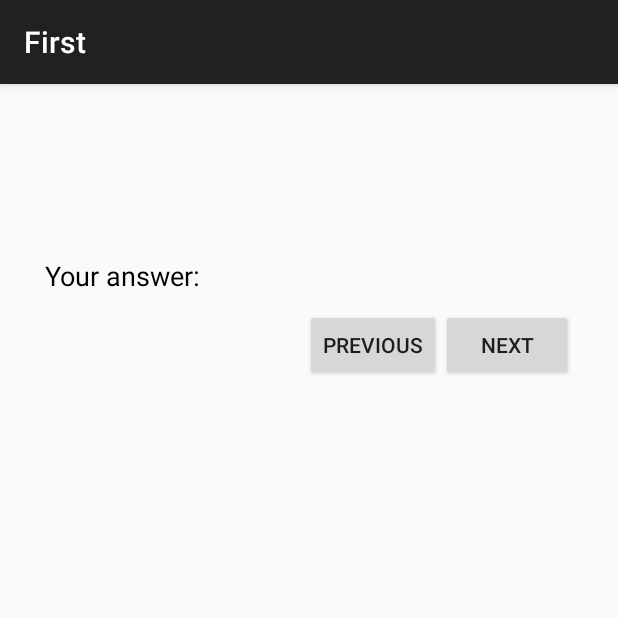
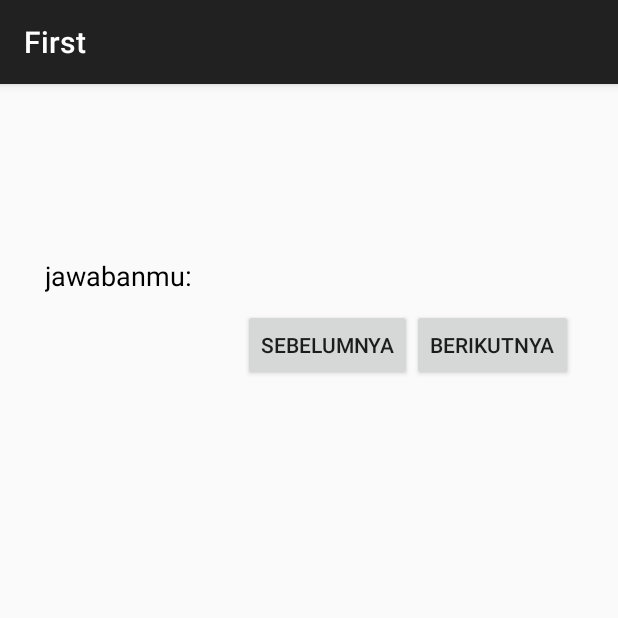
Before and after one commit to LacieNat/ForeignWorkerSurvey, an Android app: the fragment RandomThreeActivityFragment shown on its own in the app's theme, on a phone screen of 412 x 824 dp, the top half of it. Run offline under Robolectric (Android 15) with nearby library versions, the phone set to English and light mode, and no system bars.

Commit message:
- Save Signature Image - More Bahasa

```diff
--- a/app/src/main/java/com/elasticbeanstalk/laciecool/first/RandomThreeActivity.java
+++ b/app/src/main/java/com/elasticbeanstalk/laciecool/first/RandomThreeActivity.java
@@ -54,12 +54,14 @@ public class RandomThreeActivity extends FragmentActivity {
     public List<Fragment> getFragments() {
         List<Fragment> fList = new ArrayList<Fragment>();
         int pageIndex = 0;
+        boolean isEnglish = getSharedPreferences("sessionData", Context.MODE_PRIVATE).getInt("lang", 0) == 0;
+
         //SurveySQL.forceDatabaseReload(this);
         db = new SurveySQL(this);
 
         for(String key: userAns.keySet()) {
             Cursor cQns = db.getSurveyQnsFromQnsId(Integer.parseInt(key));
-            String qns = cQns.getString(cQns.getColumnIndexOrThrow("qns"));
+            String qns = isEnglish?cQns.getString(cQns.getColumnIndexOrThrow("qns")):cQns.getString(cQns.getColumnIndexOrThrow("qnsBahasa"));
             int qnsId = cQns.getInt(cQns.getColumnIndexOrThrow("id"));
 
             for (int i = 0; i < 3; i++) {
--- a/app/src/main/java/com/elasticbeanstalk/laciecool/first/RandomTwoActivity.java
+++ b/app/src/main/java/com/elasticbeanstalk/laciecool/first/RandomTwoActivity.java
@@ -1,5 +1,6 @@
 package com.elasticbeanstalk.laciecool.first;
 
+import android.content.Context;
 import android.content.Intent;
 import android.database.Cursor;
 import android.support.v4.app.Fragment;
@@ -54,13 +55,14 @@ public class RandomTwoActivity extends FragmentActivity {
 
     public List<Fragment> getFragments() {
         List<Fragment> fList = new ArrayList<Fragment>();
-        SurveySQL.forceDatabaseReload(this);
+        //SurveySQL.forceDatabaseReload(this);
+        boolean isEnglish = getSharedPreferences("sessionData", Context.MODE_PRIVATE).getInt("lang", 0) == 0;
 
         db = new SurveySQL(this);
         Cursor cQns = db.getSurveyQnsInOrder(7);
 
         for(int i=0; i<5; i++) {
-            String qns = cQns.getString(cQns.getColumnIndexOrThrow("qns"));
+            String qns = isEnglish?cQns.getString(cQns.getColumnIndexOrThrow("qns")):cQns.getString(cQns.getColumnIndexOrThrow("qnsBahasa"));
             int qnsId = cQns.getInt(cQns.getColumnIndexOrThrow("id"));
             fList.add(RandomTwoActivityFragment.newInstance(qns, userAns.get(Integer.toString(qnsId)), correctAns.get(Integer.toString(qnsId)), i));
             cQns.moveToNext();
--- a/app/src/main/res/layout/fragment_intro_bahasa.xml
+++ b/app/src/main/res/layout/fragment_intro_bahasa.xml
@@ -50,7 +50,7 @@
         <Button
             android:layout_width="wrap_content"
             android:layout_height="wrap_content"
-            android:text="Previous"
+            android:text="@string/previousBahasa"
             android:id="@+id/introPrevQnsBtn"
             android:onClick="introPrevQns"
             android:layout_gravity="right" />
@@ -58,7 +58,7 @@
         <Button
             android:layout_width="wrap_content"
             android:layout_height="wrap_content"
-            android:text="Next"
+            android:text="@string/nextBahasa"
             android:id="@+id/introNextQnsBtn"
             android:onClick="introNextQns"
             android:layout_gravity="right" />
--- /dev/null
+++ b/app/src/main/res/layout/fragment_random_three_one_bahasa.xml
@@ -0,0 +1,62 @@
+<LinearLayout xmlns:android="http://schemas.android.com/apk/res/android"
+    xmlns:tools="http://schemas.android.com/tools" android:layout_width="match_parent"
+    android:layout_height="match_parent" android:paddingLeft="30dp"
+    android:paddingRight="30dp"
+    android:paddingTop="50dp"
+    android:paddingBottom="@dimen/activity_vertical_margin"
+    android:orientation="vertical"
+    tools:context="com.elasticbeanstalk.laciecool.first.RandomThreeActivityActivityFragment">
+
+    <TextView
+        android:layout_width="wrap_content"
+        android:layout_height="wrap_content"
+        android:textAppearance="?android:attr/textAppearanceMedium"
+        android:text="Medium Text"
+        android:id="@+id/randThreeQns"
+        style="@style/Base.TextAppearance.AppCompat.Large"
+        android:paddingBottom="30dp"
+        android:textStyle="bold"
+        android:textSize="26dp" />
+
+    <LinearLayout
+        android:orientation="horizontal"
+        android:layout_width="match_parent"
+        android:layout_height="wrap_content"
+        android:paddingBottom="10dp">
+
+        <TextView
+            android:layout_width="wrap_content"
+            android:layout_height="wrap_content"
+            android:textAppearance="?android:attr/textAppearanceMedium"
+            android:text="jawabanmu: "
+            android:textColor="#000000" />
+
+        <TextView
+            android:layout_width="wrap_content"
+            android:layout_height="wrap_content"
+            android:textAppearance="?android:attr/textAppearanceMedium"
+            android:text=""
+            android:id="@+id/userAns"
+            android:textColor="#000000" />
+    </LinearLayout>
+
+    <LinearLayout
+        android:orientation="horizontal"
+        android:layout_width="wrap_content"
+        android:layout_height="wrap_content"
+        android:layout_gravity="right">
+
+        <Button
+            android:layout_width="wrap_content"
+            android:layout_height="wrap_content"
+            android:text="@string/previousBahasa"
+            android:id="@+id/randomThreePrev" />
+
+        <Button
+            android:layout_width="wrap_content"
+            android:layout_height="wrap_content"
+            android:text="@string/nextBahasa"
+            android:id="@+id/randomThreeNext" />
+    </LinearLayout>
+
+</LinearLayout>
--- a/app/src/main/res/layout/language.xml
+++ b/app/src/main/res/layout/language.xml
@@ -40,5 +40,6 @@
         android:text="Next"
         android:id="@+id/introNextBtn"
         android:layout_gravity="right"
-        android:onClick="langSelect"/>
+        android:onClick="langSelect"
+        android:layout_marginRight="20dp" />
 </LinearLayout>
--- a/app/src/main/res/values/strings.xml
+++ b/app/src/main/res/values/strings.xml
@@ -62,6 +62,8 @@ Saya menyatakan bahwa:\n\n
 Dengan ini saya menyatakan bahwa penelitian ini telah dijelaskan kepada saya dan bahwa tanda tangan saya adalah bukti persetujuan keterlibatan saya dalam penelitian ini.\n\n
 
     </string>
+    <string name="nextBahasa">Berikutnya</string>
+    <string name="previousBahasa">Sebelumnya</string>
     <string name="title_activity_random_two">RandomTwoActivity</string>
     <string name="title_activity_random_three">RandomThreeActivity</string>
     <string name="title_activity_phone_num_info">PhoneNumInfoActivity</string>
```
Also changed, not shown: app/src/main/java/com/elasticbeanstalk/laciecool/first/ConsentActivity.java (+7 -0 lines), app/src/main/java/com/elasticbeanstalk/laciecool/first/GlobalValues.java (added, +15 -0 lines), app/src/main/java/com/elasticbeanstalk/laciecool/first/RandomThreeActivityFragment.java (+19 -12 lines), app/src/main/java/com/elasticbeanstalk/laciecool/first/RandomTwoActivityFragment.java (+29 -16 lines), app/src/main/java/com/elasticbeanstalk/laciecool/first/SignatureView.java (+19 -0 lines), app/src/main/java/com/elasticbeanstalk/laciecool/first/SurveyFragment.java (+13 -2 lines), app/src/main/res/layout/fragment_random_three_two_bahasa.xml (added, +29 -0 lines), app/src/main/res/layout/fragment_random_two_bahasa.xml (added, +83 -0 lines), app/src/main/res/layout/message_sent.xml (deleted, +0 -21 lines), app/src/main/res/layout/navigate.xml (deleted, +0 -15 lines).
